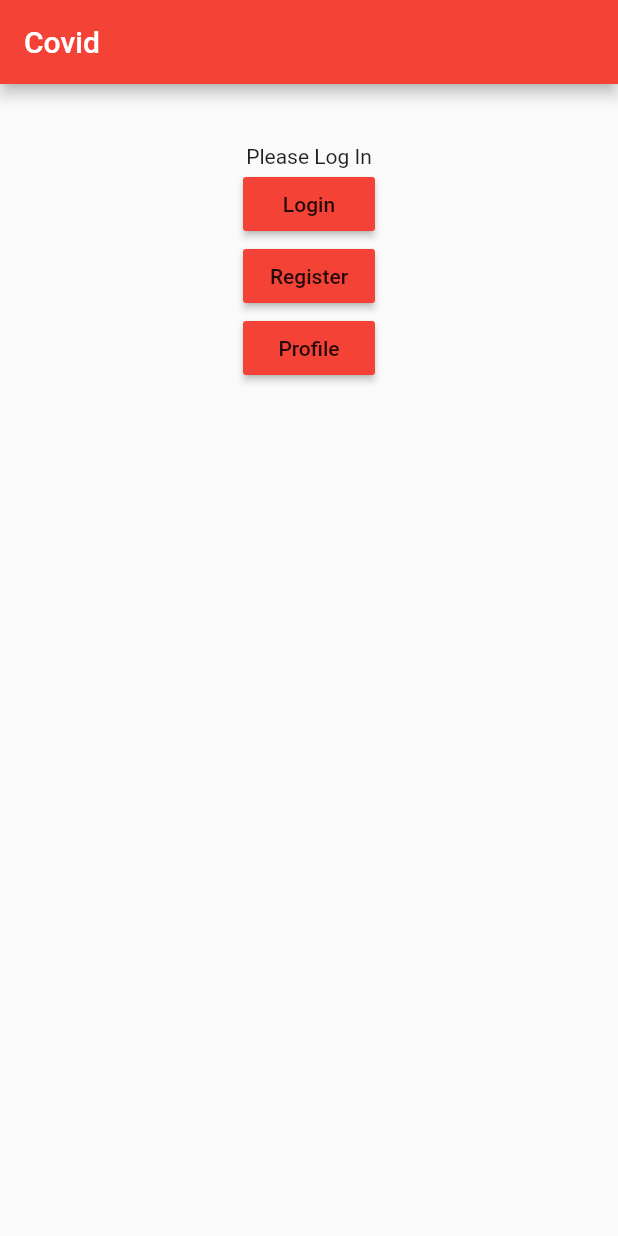
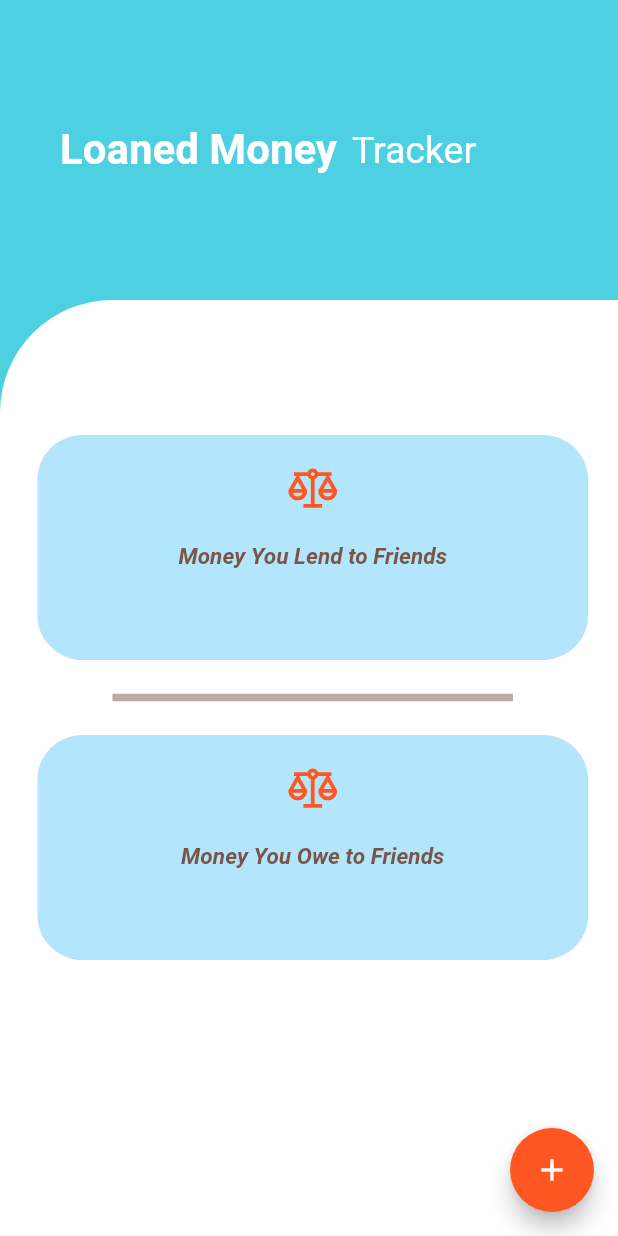
Before and after one commit to thiranjayamunasinghe/covid-flutter-firebase, a Flutter app: the screen it shows after launch, on a phone screen of 412 x 824 dp. Run offline on Flutter 3.47's test engine with Material 2 defaults, Android fonts, the phone set to English and light mode, and no system bars; our stand-ins replace cloud_firestore, firebase_auth, line_awesome_icons; accounts and stored records are empty; Roboto replaces fonts that are missing (Montserrat).

Commit message:
New design

```diff
--- /dev/null
+++ b/lib/home.dart
@@ -0,0 +1,135 @@
+import 'package:covid/lend.dart';
+import 'package:covid/login.dart';
+import 'package:covid/owe.dart';
+import 'package:covid/register.dart';
+import 'package:covid/test.dart';
+import 'package:flutter/material.dart';
+import 'package:line_awesome_icons/line_awesome_icons.dart';
+
+class Home extends StatefulWidget {
+  HomeState createState() {
+    return HomeState();
+  }
+}
+
+class HomeState extends State<Home> {
+  @override
+  Widget build(BuildContext context) {
+    return ListView(
+      children: <Widget>[
+        Padding(
+          padding: EdgeInsets.only(left: 40.0),
+          child: Row(
+            mainAxisAlignment: MainAxisAlignment.start,
+            children: <Widget>[
+              SizedBox(
+                height: 200.0,
+              ),
+
+              Text(
+                'Loaned Money',
+                style: TextStyle(
+                  fontFamily: 'Montserrat',
+                  color: Colors.white,
+                  fontWeight: FontWeight.bold,
+                  fontSize: 28,
+                ),
+              ),
+              SizedBox(
+                width: 10.0,
+              ),
+              Text(
+                'Tracker',
+                style: TextStyle(
+                    fontFamily: 'Montserrat',
+                    color: Colors.white,
+                    fontSize: 25),
+              ),
+              //   myBTN(context, 'Money You Lend to Friends', Lend()),
+              //   // Flexible(child: Padding(padding: EdgeInsets.all(8.0))),
+              //   Divider(
+              //     color: Colors.brown[200],
+              //     height: 50,
+              //     thickness: 10,
+              //     endIndent: 100,
+              //     indent: 100,
+              //   ),
+              //   myBTN(context, 'Money You Owe to Friends', Owe()),
+            ],
+          ),
+        ),
+        Container(
+            height: MediaQuery.of(context).size.height - 185.0,
+            decoration: BoxDecoration(
+                color: Colors.white,
+                borderRadius: BorderRadius.only(topLeft: Radius.circular(75))),
+            child: ListView(
+              primary: false,
+              padding: EdgeInsets.only(left: 25.0, right: 20.0),
+              children: <Widget>[
+                Padding(
+                    padding: EdgeInsets.only(top: 90),
+                    child: Container(
+                        height: MediaQuery.of(context).size.height - 300,
+                        child: ListView(
+                          primary: true,
+                          children: <Widget>[
+                            myBTN(context, 'Money You Lend to Friends', Lend()),
+                            Divider(
+                              color: Colors.brown[200],
+                              height: 50,
+                              thickness: 5,
+                              endIndent: 50,
+                              indent: 50,
+                            ),
+                            myBTN(context, 'Money You Owe to Friends', Owe()),
+                          ],
+                        ))),
+              ],
+            )),
+      ],
+    );
+  }
+}
+
+Widget myBTN(context, btnTtext, route) {
+  return Flexible(
+    child: ClipRRect(
+      borderRadius: BorderRadius.all(Radius.circular(30)),
+      // borderRadius: BorderRadius.all(Radius.circular(30.0)),
+
+      child: SizedBox(
+        child: RaisedButton(
+          color: Colors.lightBlue[100],
+          onPressed: () {
+            Navigator.push(
+              context,
+              MaterialPageRoute(builder: (context) => route),
+            );
+          },
+          child: Column(
+            children: <Widget>[
+              Padding(padding: EdgeInsets.all(8)),
+              Icon(
+                LineAwesomeIcons.balance_scale,
+                color: Colors.deepOrange,
+                size: 40.0,
+              ),
+              Padding(padding: EdgeInsets.all(8)),
+              Text(
+                btnTtext,
+                style: TextStyle(
+                    fontStyle: FontStyle.italic,
+                    fontWeight: FontWeight.bold,
+                    fontSize: 15,
+                    color: Colors.brown),
+              ),
+            ],
+          ),
+        ),
+        height: 150,
+        width: double.infinity,
+      ),
+    ),
+  );
+}
--- /dev/null
+++ b/lib/lend.dart
@@ -0,0 +1,71 @@
+import 'package:flutter/material.dart';
+
+class Lend extends StatelessWidget {
+  final List<ListItem> items = List<ListItem>.generate(
+    1000,
+    (i) => i % 6 == 0
+        ? HeadingItem("Thara $i")
+        : MessageItem("Sender Thara $i", "Message body $i"),
+  );
+
+  @override
+  Widget build(BuildContext context) {
+    return Scaffold(
+      appBar: AppBar(
+        title: Text("Lended Money"),
+        backgroundColor: Colors.red,
+      ),
+      body: ListView.builder(
+        // Let the ListView know how many items it needs to build.
+        itemCount: items.length,
+        // Provide a builder function. This is where the magic happens.
+        // Convert each item into a widget based on the type of item it is.
+        itemBuilder: (context, index) {
+          final item = items[index];
+
+          return ListTile(
+            title: item.buildTitle(context),
+            subtitle: item.buildSubtitle(context),
+          );
+        },
+      ),
+    );
+  }
+}
+
+/// The base class for the different types of items the list can contain.
+abstract class ListItem {
+  /// The title line to show in a list item.
+  Widget buildTitle(BuildContext context);
+
+  /// The subtitle line, if any, to show in a list item.
+  Widget buildSubtitle(BuildContext context);
+}
+
+/// A ListItem that contains data to display a heading.
+class HeadingItem implements ListItem {
+  final String heading;
+
+  HeadingItem(this.heading);
+
+  Widget buildTitle(BuildContext context) {
+    return Text(
+      heading,
+      style: Theme.of(context).textTheme.headline,
+    );
+  }
+
+  Widget buildSubtitle(BuildContext context) => null;
+}
+
+/// A ListItem that contains data to display a message.
+class MessageItem implements ListItem {
+  final String sender;
+  final String body;
+
+  MessageItem(this.sender, this.body);
+
+  Widget buildTitle(BuildContext context) => Text(sender);
+
+  Widget buildSubtitle(BuildContext context) => Text(body);
+}
--- a/lib/login.dart
+++ b/lib/login.dart
@@ -19,10 +19,6 @@ class LoginState extends State<Login> {
         backgroundColor: Colors.red,
       ),
       body: Center(
-        child: RaisedButton(
-          onPressed: () {
-            Navigator.pop(context);
-          },
         child: Form(
           key: _formKey,
           child: Column(
@@ -77,7 +73,6 @@ class LoginState extends State<Login> {
           ),
         ),
       ),
-      ),
     );
   }
 
--- a/lib/main.dart
+++ b/lib/main.dart
@@ -1,3 +1,4 @@
+import 'package:covid/home.dart';
 import 'package:flutter/material.dart';
 import './navigationMenu.dart';
 
@@ -9,11 +10,19 @@ class MyApp extends StatelessWidget {
     return MaterialApp(
         debugShowCheckedModeBanner: false,
         home: Scaffold(
-          appBar: AppBar(
-            title: Text('Covid'),
-            backgroundColor: Colors.red,
+          // appBar: AppBar(
+          //   title: Text('Loaned Money Tracker'),
+          //   backgroundColor: Colors.transparent,
+          // ),
+          backgroundColor: Color(0xFF4dd0e1),
+          body: Home(),
+          floatingActionButton: FloatingActionButton(
+            onPressed: () {
+              print('floating');
+            },
+            child: Icon(Icons.add),
+            backgroundColor: Colors.deepOrange,
           ),
-          body: Center(child: NavigationMenu()),
         ));
   }
 }
--- a/lib/navigationMenu.dart
+++ b/lib/navigationMenu.dart
@@ -24,13 +24,24 @@ class NavigationMenuState extends State<NavigationMenu> {
           padding: EdgeInsets.all(20.0),
         ),
         Text(currentText),
-        RaisedButton(
+        loginBtn(),
+        registerBtn(),
+        profileBtn(),
+      ],
+    );
+  }
+
+  Widget loginBtn() {
+    return RaisedButton(
       color: Colors.red,
       onPressed: () => goToLogin(context),
       child: new Text('Login'),
       disabledColor: Colors.grey,
-        ),
-        RaisedButton(
+    );
+  }
+
+  Widget registerBtn() {
+    return RaisedButton(
       color: Colors.red,
       onPressed: () {
         Navigator.push(
@@ -40,14 +51,15 @@ class NavigationMenuState extends State<NavigationMenu> {
       },
       child: new Text('Register'),
       disabledColor: Colors.grey,
-        ),
-        RaisedButton(
+    );
+  }
+
+  Widget profileBtn() {
+    return RaisedButton(
       color: Colors.red,
       onPressed: () => goToProfile(context),
       child: new Text('Profile'),
       disabledColor: Colors.grey,
-        ),
-      ],
     );
   }
 
--- /dev/null
+++ b/lib/owe.dart
@@ -0,0 +1,73 @@
+import 'package:flutter/foundation.dart';
+import 'package:flutter/material.dart';
+
+class Owe extends StatelessWidget {
+  final List<ListItem> items = List<ListItem>.generate(
+    1000,
+    (i) => i % 6 == 0
+        ? HeadingItem("Heading $i")
+        : MessageItem("Sender $i", "Message body $i"),
+  );
+  // MyApp2({Key key, @required this.items}) : super(key: key);
+
+  @override
+  Widget build(BuildContext context) {
+    return Scaffold(
+      appBar: AppBar(
+        backgroundColor: Colors.red,
+        title: Text('Owed Money'),
+      ),
+      body: ListView.builder(
+        // Let the ListView know how many items it needs to build.
+        itemCount: items.length,
+        // Provide a builder function. This is where the magic happens.
+        // Convert each item into a widget based on the type of item it is.
+        itemBuilder: (context, index) {
+          final item = items[index];
+
+          return ListTile(
+            title: item.buildTitle(context),
+            subtitle: item.buildSubtitle(context),
+          );
+        },
+      ),
+    );
+  }
+}
+
+/// The base class for the different types of items the list can contain.
+abstract class ListItem {
+  /// The title line to show in a list item.
+  Widget buildTitle(BuildContext context);
+
+  /// The subtitle line, if any, to show in a list item.
+  Widget buildSubtitle(BuildContext context);
+}
+
+/// A ListItem that contains data to display a heading.
+class HeadingItem implements ListItem {
+  final String heading;
+
+  HeadingItem(this.heading);
+
+  Widget buildTitle(BuildContext context) {
+    return Text(
+      heading,
+      style: Theme.of(context).textTheme.headline,
+    );
+  }
+
+  Widget buildSubtitle(BuildContext context) => null;
+}
+
+/// A ListItem that contains data to display a message.
+class MessageItem implements ListItem {
+  final String sender;
+  final String body;
+
+  MessageItem(this.sender, this.body);
+
+  Widget buildTitle(BuildContext context) => Text(sender);
+
+  Widget buildSubtitle(BuildContext context) => Text(body);
+}
--- a/lib/register.dart
+++ b/lib/register.dart
@@ -17,10 +17,6 @@ class RegisterState extends State<Register> {
         backgroundColor: Colors.red,
       ),
       body: Center(
-        child: RaisedButton(
-            onPressed: () {
-              Navigator.pop(context);
-            },
           child: Form(
         key: _formKey,
         child: Column(
@@ -82,7 +78,6 @@ class RegisterState extends State<Register> {
           ],
         ),
       )),
-      ),
     );
   }
 
--- /dev/null
+++ b/lib/test.dart
@@ -0,0 +1,81 @@
+import 'package:flutter/foundation.dart';
+import 'package:flutter/material.dart';
+
+void main() {
+  runApp(MyApp2());
+}
+
+class MyApp2 extends StatelessWidget {
+  List<ListItem> items = List<ListItem>.generate(
+    1000,
+    (i) => i % 6 == 0
+        ? HeadingItem("Heading $i")
+        : MessageItem("Sender $i", "Message body $i"),
+  );
+  // MyApp2({Key key, @required this.items}) : super(key: key);
+
+  @override
+  Widget build(BuildContext context) {
+    final title = 'Mixed List';
+
+    return MaterialApp(
+      title: title,
+      home: Scaffold(
+        appBar: AppBar(
+          title: Text(title),
+        ),
+        body: ListView.builder(
+          // Let the ListView know how many items it needs to build.
+          itemCount: items.length,
+          // Provide a builder function. This is where the magic happens.
+          // Convert each item into a widget based on the type of item it is.
+          itemBuilder: (context, index) {
+            final item = items[index];
+
+            return ListTile(
+              title: item.buildTitle(context),
+              subtitle: item.buildSubtitle(context),
+            );
+          },
+        ),
+      ),
+    );
+  }
+}
+
+/// The base class for the different types of items the list can contain.
+abstract class ListItem {
+  /// The title line to show in a list item.
+  Widget buildTitle(BuildContext context);
+
+  /// The subtitle line, if any, to show in a list item.
+  Widget buildSubtitle(BuildContext context);
+}
+
+/// A ListItem that contains data to display a heading.
+class HeadingItem implements ListItem {
+  final String heading;
+
+  HeadingItem(this.heading);
+
+  Widget buildTitle(BuildContext context) {
+    return Text(
+      heading,
+      style: Theme.of(context).textTheme.headline,
+    );
+  }
+
+  Widget buildSubtitle(BuildContext context) => null;
+}
+
+/// A ListItem that contains data to display a message.
+class MessageItem implements ListItem {
+  final String sender;
+  final String body;
+
+  MessageItem(this.sender, this.body);
+
+  Widget buildTitle(BuildContext context) => Text(sender);
+
+  Widget buildSubtitle(BuildContext context) => Text(body);
+}
--- a/pubspec.yaml
+++ b/pubspec.yaml
@@ -21,6 +21,7 @@ dependencies:
     sdk: flutter
   firebase_auth: ^0.15.5+3
   cloud_firestore: ^0.13.4+2
+  line_awesome_icons: ^1.0.4+2
 
   # The following adds the Cupertino Icons font to your application.
   # Use with the CupertinoIcons class for iOS style icons.
```
Also changed, not shown: lib/addLend.dart (added, +90 -0 lines), lib/addOwe.dart (added, +90 -0 lines), lib/database_creator.dart (added, +14 -0 lines), pubspec.lock. Lines whose indentation alone changed are shown as unchanged.
